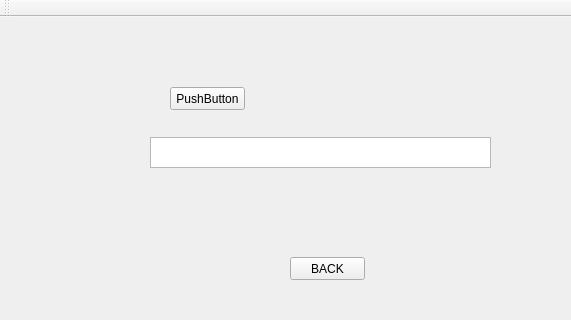
Old version of the form Forms/mainwindow.ui in the repository TheSoullessOne/Group-Project-1; both pictures show x 0 to 571 and y 0 to 320 of the 763 by 502 pixel window.
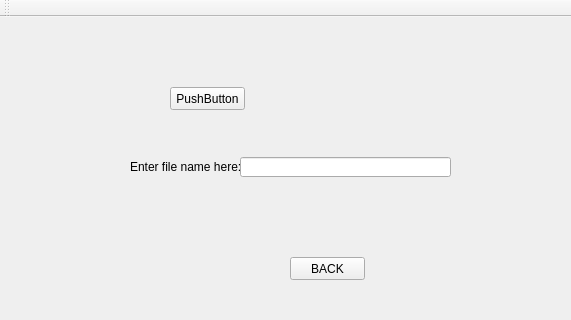
New version of the form. The open tabs and pages were chosen to show the change.

Diff of the .ui file:
```diff
--- a/Forms/mainwindow.ui
+++ b/Forms/mainwindow.ui
@@ -258,16 +258,6 @@
        <string>PushButton</string>
       </property>
      </widget>
-     <widget class="QTextEdit" name="enter_fileName">
-      <property name="geometry">
-       <rect>
-        <x>140</x>
-        <y>120</y>
-        <width>341</width>
-        <height>31</height>
-       </rect>
-      </property>
-     </widget>
      <widget class="QPushButton" name="backButton_readfile">
       <property name="geometry">
        <rect>
@@ -281,6 +271,29 @@
        <string>BACK</string>
       </property>
      </widget>
+     <widget class="QLineEdit" name="lineEdit">
+      <property name="geometry">
+       <rect>
+        <x>230</x>
+        <y>140</y>
+        <width>211</width>
+        <height>20</height>
+       </rect>
+      </property>
+     </widget>
+     <widget class="QLabel" name="label">
+      <property name="geometry">
+       <rect>
+        <x>120</x>
+        <y>140</y>
+        <width>111</width>
+        <height>20</height>
+       </rect>
+      </property>
+      <property name="text">
+       <string>Enter file name here:</string>
+      </property>
+     </widget>
     </widget>
     <widget class="QWidget" name="UPGRADE">
      <widget class="QPushButton" name="backButton_upgrade">
```
Left out of the diff: 4 changed lines with no effect on the pictures.
